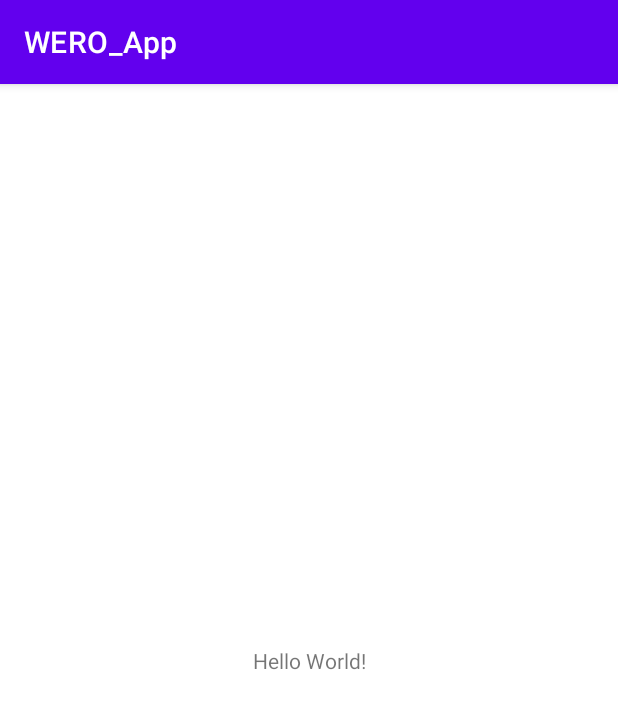
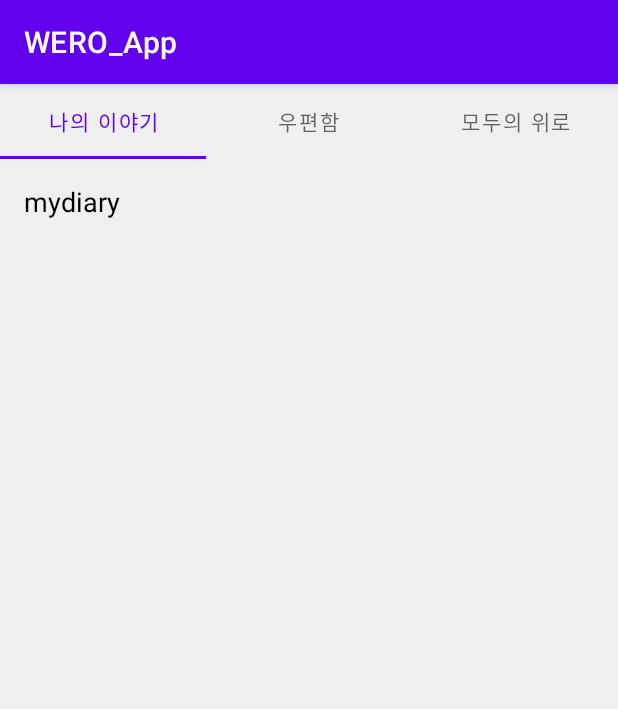
Before and after one commit to JJangA9/WERO_Application, an Android app: the screen it shows after launch (MainActivity), on a phone screen of 412 x 824 dp. Shown: the top 709 px of the screen. Run offline under Robolectric (Android 15) with nearby library versions, the phone set to English and light mode, and no system bars.

```diff
--- a/WERO_App/app/build.gradle
+++ b/WERO_App/app/build.gradle
@@ -39,6 +39,8 @@ dependencies {
     implementation 'androidx.appcompat:appcompat:1.2.0'
     implementation 'com.google.android.material:material:1.3.0'
     implementation 'androidx.constraintlayout:constraintlayout:2.0.4'
+    implementation 'androidx.fragment:fragment-ktx:1.2.4'
+    implementation "androidx.viewpager2:viewpager2:1.0.0"
     testImplementation 'junit:junit:4.+'
     androidTestImplementation 'androidx.test.ext:junit:1.1.2'
     androidTestImplementation 'androidx.test.espresso:espresso-core:3.3.0'
--- /dev/null
+++ b/WERO_App/app/src/main/java/com/example/wero_app/CustomFragmentStateAdapter.kt
@@ -0,0 +1,20 @@
+package com.example.wero_app
+
+import androidx.fragment.app.Fragment
+import androidx.fragment.app.FragmentActivity
+import androidx.viewpager2.adapter.FragmentStateAdapter
+
+class CustomFragmentStateAdapter(fragmentActivity: FragmentActivity):
+    FragmentStateAdapter(fragmentActivity) {
+    override fun getItemCount(): Int {
+        return 3
+    }
+
+    override fun createFragment(position: Int): Fragment {
+        return when(position) {
+            1 -> Postbox()
+            2 -> EveryWero()
+            else -> MyDiary()
+        }
+    }
+}
--- a/WERO_App/app/src/main/java/com/example/wero_app/MainActivity.kt
+++ b/WERO_App/app/src/main/java/com/example/wero_app/MainActivity.kt
@@ -1,11 +1,31 @@
 package com.example.wero_app
 
+import android.app.AppComponentFactory
+import android.os.Bundle
+import android.view.View
 import androidx.appcompat.app.AppCompatActivity
-import android.os.Bundle
+import androidx.fragment.app.Fragment
+import androidx.fragment.app.FragmentActivity
+import androidx.viewpager2.adapter.FragmentStateAdapter
+import androidx.viewpager2.widget.ViewPager2
+import com.google.android.material.tabs.TabLayout
+import com.google.android.material.tabs.TabLayoutMediator
 
 class MainActivity : AppCompatActivity() {
+    private lateinit var tabLayout: TabLayout
+    private lateinit var viewpager2 : ViewPager2
+    private val tabTextList = arrayListOf("나의 이야기", "우편함", "모두의 위로")
     override fun onCreate(savedInstanceState: Bundle?) {
         super.onCreate(savedInstanceState)
         setContentView(R.layout.activity_main)
+        init()
+    }
+    private fun init() {
+        tabLayout = findViewById(R.id.tab_layout)
+        viewpager2 = findViewById(R.id.pager)
+        viewpager2.adapter = CustomFragmentStateAdapter(this)
+        TabLayoutMediator(tabLayout, viewpager2) {tab, position ->
+            tab.text = tabTextList[position]
+        }.attach()
     }
 }
--- /dev/null
+++ b/WERO_App/app/src/main/java/com/example/wero_app/MyDiary.kt
@@ -0,0 +1,15 @@
+package com.example.wero_app
+
+import android.os.Bundle
+import android.view.LayoutInflater
+import android.view.View
+import android.view.ViewGroup
+import androidx.fragment.app.Fragment
+
+class MyDiary : Fragment() {
+    override fun onCreateView(
+        inflater: LayoutInflater,
+        container: ViewGroup?,
+        savedInstanceState: Bundle?
+    ): View = inflater.inflate(R.layout.my_diary,container,false)
+}
--- a/WERO_App/app/src/main/res/layout/activity_main.xml
+++ b/WERO_App/app/src/main/res/layout/activity_main.xml
@@ -4,15 +4,60 @@
     xmlns:tools="http://schemas.android.com/tools"
     android:layout_width="match_parent"
     android:layout_height="match_parent"
+    android:background="#efefef"
     tools:context=".MainActivity">
 
-    <TextView
-        android:layout_width="wrap_content"
-        android:layout_height="wrap_content"
-        android:text="Hello World!"
-        app:layout_constraintBottom_toBottomOf="parent"
-        app:layout_constraintLeft_toLeftOf="parent"
-        app:layout_constraintRight_toRightOf="parent"
-        app:layout_constraintTop_toTopOf="parent" />
+    <RelativeLayout
+        android:layout_width="match_parent"
+        android:layout_height="match_parent">
+        <!--
+        <Button
+            android:id="@+id/my_diary"
+            android:layout_width="wrap_content"
+            android:layout_height="wrap_content"
+            android:layout_toStartOf="@+id/postbox"
+            android:background="#00ff0000"
+            android:text="@string/my_diary"
+            android:fontFamily="@font/ridibatang"
+            android:textColor="#707070"/>
+        <Button
+            android:id="@+id/postbox"
+            android:layout_width="wrap_content"
+            android:layout_height="wrap_content"
+            android:layout_centerHorizontal="true"
+            android:background="#00ff0000"
+            android:text="@string/postbox"
+            android:fontFamily="@font/ridibatang"
+            android:textColor="#707070"/>
+        <Button
+            android:id="@+id/every_wero"
+            android:layout_width="wrap_content"
+            android:layout_height="wrap_content"
+            android:layout_toEndOf="@+id/postbox"
+            android:background="#00ff0000"
+            android:text="@string/every_wero"
+            android:fontFamily="@font/ridibatang"
+            android:textColor="#707070"/>
+        <View
+            android:id="@+id/line"
+            android:layout_width="match_parent"
+            android:layout_height="1dp"
+            android:layout_below="@+id/every_wero"
+            android:background="#707070" />-->
+        <!-- activity_screen_slide.xml -->
+        <com.google.android.material.tabs.TabLayout
+            android:id="@+id/tab_layout"
+            android:background="#efefef"
+            android:layout_width="match_parent"
+            android:layout_height="50dp"/>
+        <androidx.viewpager2.widget.ViewPager2
+            android:id="@+id/pager"
+            android:layout_width="match_parent"
+            android:layout_height="match_parent"
+            android:layout_below="@+id/tab_layout"/>
+    </RelativeLayout>
+
+
+
 
 </androidx.constraintlayout.widget.ConstraintLayout>
--- /dev/null
+++ b/WERO_App/app/src/main/res/layout/my_diary.xml
@@ -0,0 +1,22 @@
+<?xml version="1.0" encoding="utf-8"?>
+<androidx.constraintlayout.widget.ConstraintLayout
+    xmlns:android="http://schemas.android.com/apk/res/android"
+    android:layout_width="match_parent"
+    android:layout_height="match_parent">
+    <!-- fragment_screen_slide_page.xml -->
+    <ScrollView
+        android:id="@+id/my_diary"
+        android:layout_width="match_parent"
+        android:layout_height="match_parent"
+        android:background="#efefef">
+
+        <TextView style="?android:textAppearanceMedium"
+            android:padding="16dp"
+            android:lineSpacingMultiplier="1.2"
+            android:layout_width="match_parent"
+            android:layout_height="wrap_content"
+            android:text="mydiary"
+            android:textColor="@color/black"/>
+    </ScrollView>
+
+</androidx.constraintlayout.widget.ConstraintLayout>
--- a/WERO_App/app/src/main/res/values/strings.xml
+++ b/WERO_App/app/src/main/res/values/strings.xml
@@ -1,3 +1,7 @@
 <resources>
     <string name="app_name">WERO_App</string>
+
+    <string name="my_diary">나의 이야기</string>
+    <string name="postbox">우편함</string>
+    <string name="every_wero">모두의 위로</string>
 </resources>
```
Also changed, not shown: WERO_App/app/src/main/java/com/example/wero_app/EveryWero.kt (added, +16 -0 lines), WERO_App/app/src/main/java/com/example/wero_app/Postbox.kt (added, +15 -0 lines), WERO_App/app/src/main/res/font/font.xml (added, +7 -0 lines), WERO_App/app/src/main/res/layout/every_wero.xml (added, +18 -0 lines), WERO_App/app/src/main/res/layout/postbox.xml (added, +19 -0 lines), 1 other file.
